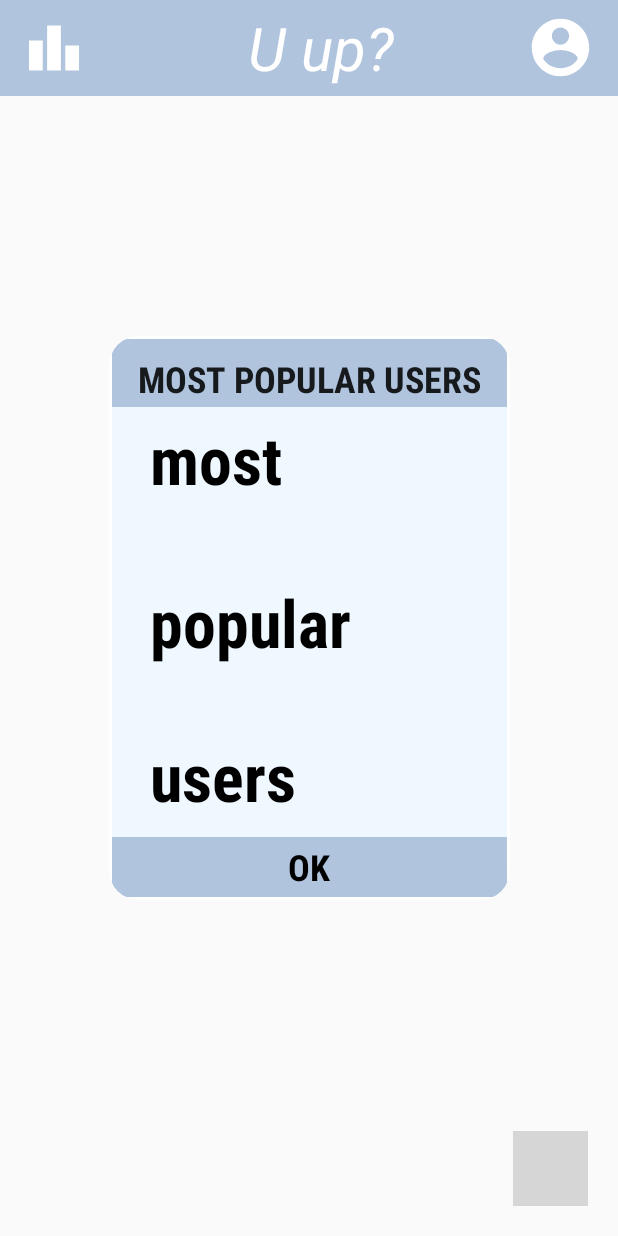
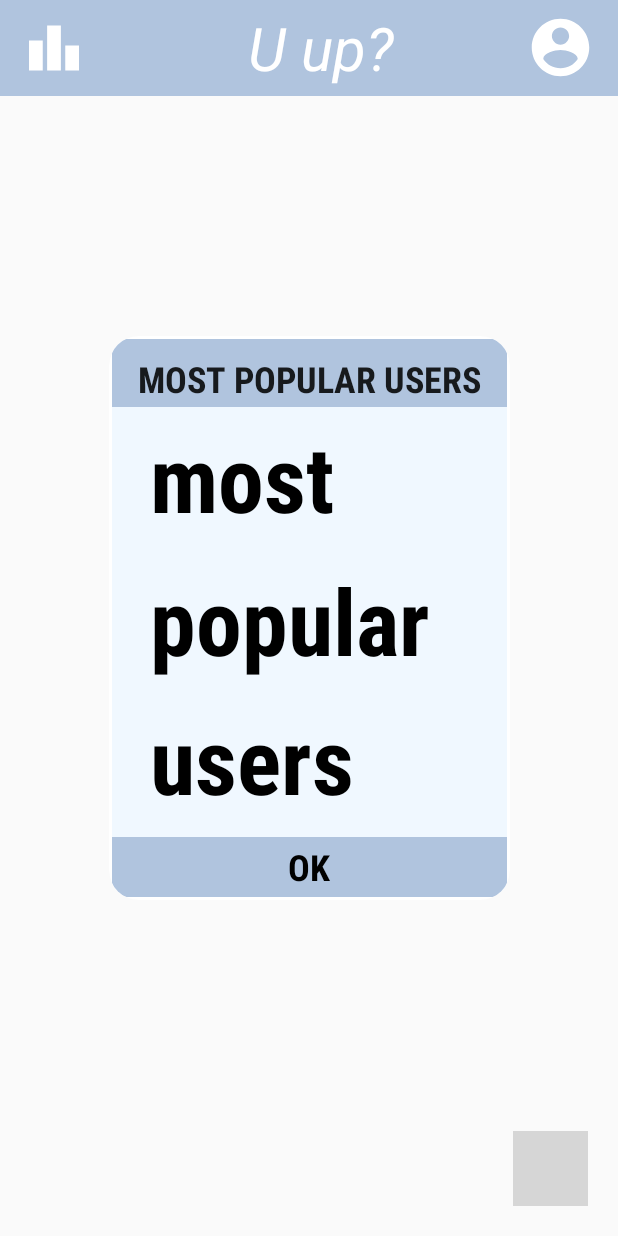
Before and after one commit to GAC-Yac/GACYac, an Android app: the screen it shows after launch (MainActivity), after a tap on an icon or button, on a phone screen of 412 x 824 dp. Run offline under Robolectric (Android 15) with nearby library versions, the phone set to English and light mode, and no system bars; our stand-ins replace Firebase (no records; nobody signed in at launch, a user with empty details on screens opened directly); 6 statements that could not run were skipped; 1 other tap on this screen came first; grey boxes are pictures that could not be loaded.

Commit message:
formatting adjusted.

```diff
--- a/app/src/main/res/layout/leaderboard_window.xml
+++ b/app/src/main/res/layout/leaderboard_window.xml
@@ -86,10 +86,10 @@
                     android:layout_marginBottom="50dp"
                     android:fontFamily="sans-serif-condensed-medium"
                     android:gravity="center_vertical"
-                    android:lineSpacingMultiplier="2"
                     android:text="@string/top_5_users"
                     android:textColor="@color/black"
                     android:autoSizeTextType="uniform"
+                    android:lineSpacingMultiplier="1.3"
                     android:textStyle="bold"
                     app:layout_constraintBottom_toBottomOf="parent"
                     app:layout_constraintEnd_toEndOf="parent"
```
Also changed, not shown: app/src/main/java/com/example/gacyac/MainActivity.kt (+6 -1 lines).
